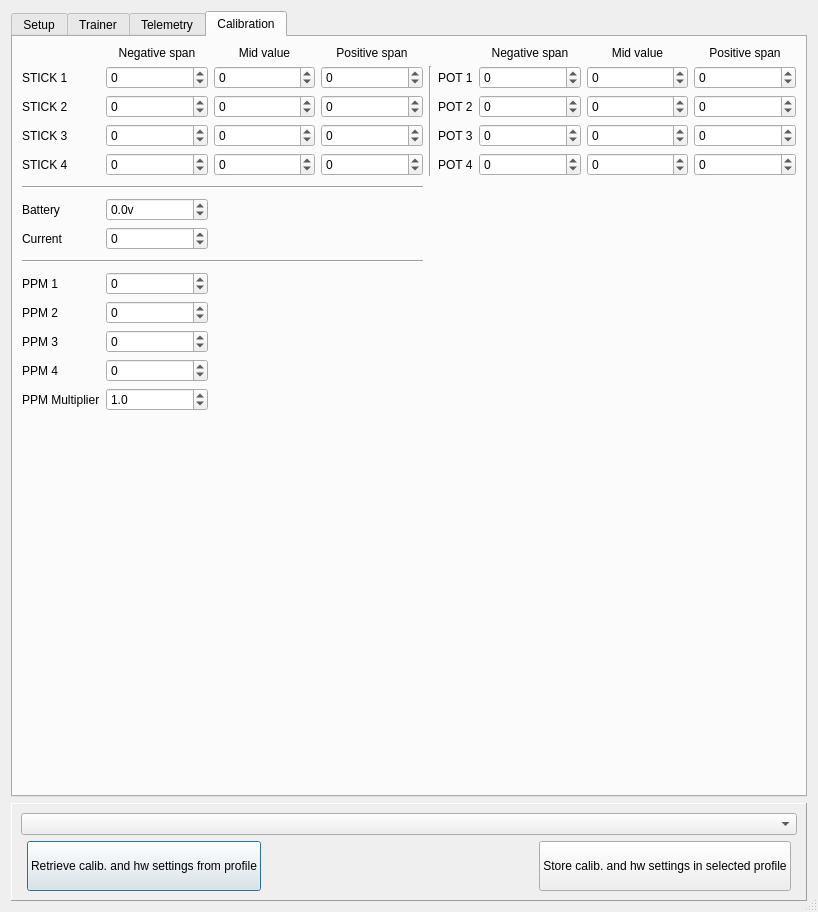
opentx/opentx, file companion/src/generaledit.ui: the form before one commit.
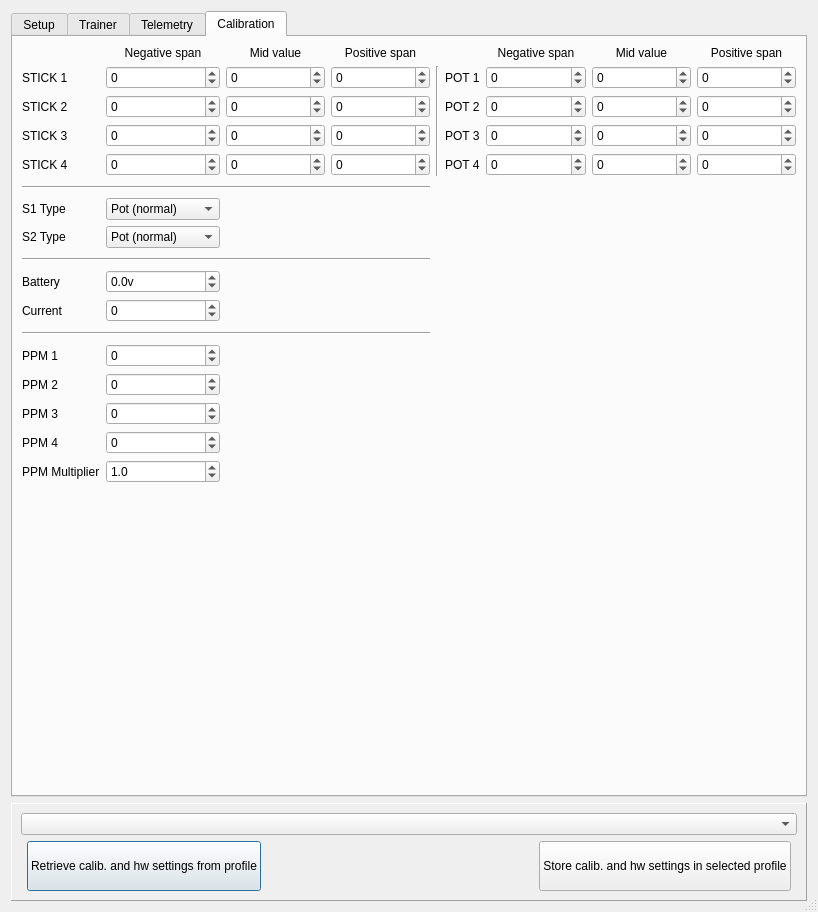
The form after the commit. The open tabs and pages were chosen to show the change. Icons and pictures are not drawn.

Commit message: [Taranis] Pots type added to the Companion UI

The edit to the form file:
```diff
--- a/companion/src/generaledit.ui
+++ b/companion/src/generaledit.ui
@@ -3494,6 +3494,91 @@
          </property>
         </widget>
        </item>
+       <item row="5" column="0" colspan="4">
+        <widget class="Line" name="potsTypeSeparator">
+         <property name="minimumSize">
+          <size>
+           <width>0</width>
+           <height>10</height>
+          </size>
+         </property>
+         <property name="orientation">
+          <enum>Qt::Horizontal</enum>
+         </property>
+        </widget>
+       </item>
+       <item row="6" column="1">
+        <widget class="QComboBox" name="pot1Type">
+         <property name="toolTip">
+          <string/>
+         </property>
+         <property name="statusTip">
+          <string/>
+         </property>
+         <property name="whatsThis">
+          <string>Beeper volume
+
+0 - Quiet.  No beeps at all.
+1 - No Keys.  Normal beeps but menu keys do not beep.
+2 - Normal.
+3 - Loud.
+4 - Extra loud.</string>
+         </property>
+         <item>
+          <property name="text">
+           <string>Pot (normal)</string>
+          </property>
+         </item>
+         <item>
+          <property name="text">
+           <string>Multipos Switch</string>
+          </property>
+         </item>
+        </widget>
+       </item>
+       <item row="6" column="0">
+        <widget class="QLabel" name="pot1TypeLabel">
+         <property name="text">
+          <string>S1 Type</string>
+         </property>
+        </widget>
+       </item>
+       <item row="7" column="1">
+        <widget class="QComboBox" name="pot2Type">
+         <property name="toolTip">
+          <string/>
+         </property>
+         <property name="statusTip">
+          <string/>
+         </property>
+         <property name="whatsThis">
+          <string>Beeper volume
+
+0 - Quiet.  No beeps at all.
+1 - No Keys.  Normal beeps but menu keys do not beep.
+2 - Normal.
+3 - Loud.
+4 - Extra loud.</string>
+         </property>
+         <item>
+          <property name="text">
+           <string>Pot (normal)</string>
+          </property>
+         </item>
+         <item>
+          <property name="text">
+           <string>Multipos Switch</string>
+          </property>
+         </item>
+        </widget>
+       </item>
+       <item row="7" column="0">
+        <widget class="QLabel" name="pot2TypeLabel">
+         <property name="text">
+          <string>S2 Type</string>
+         </property>
+        </widget>
+       </item>
       </layout>
      </widget>
     </widget>
```
Left out of the diff: 2 changed lines with no effect on the pictures. The commit also changes 3 other files.
